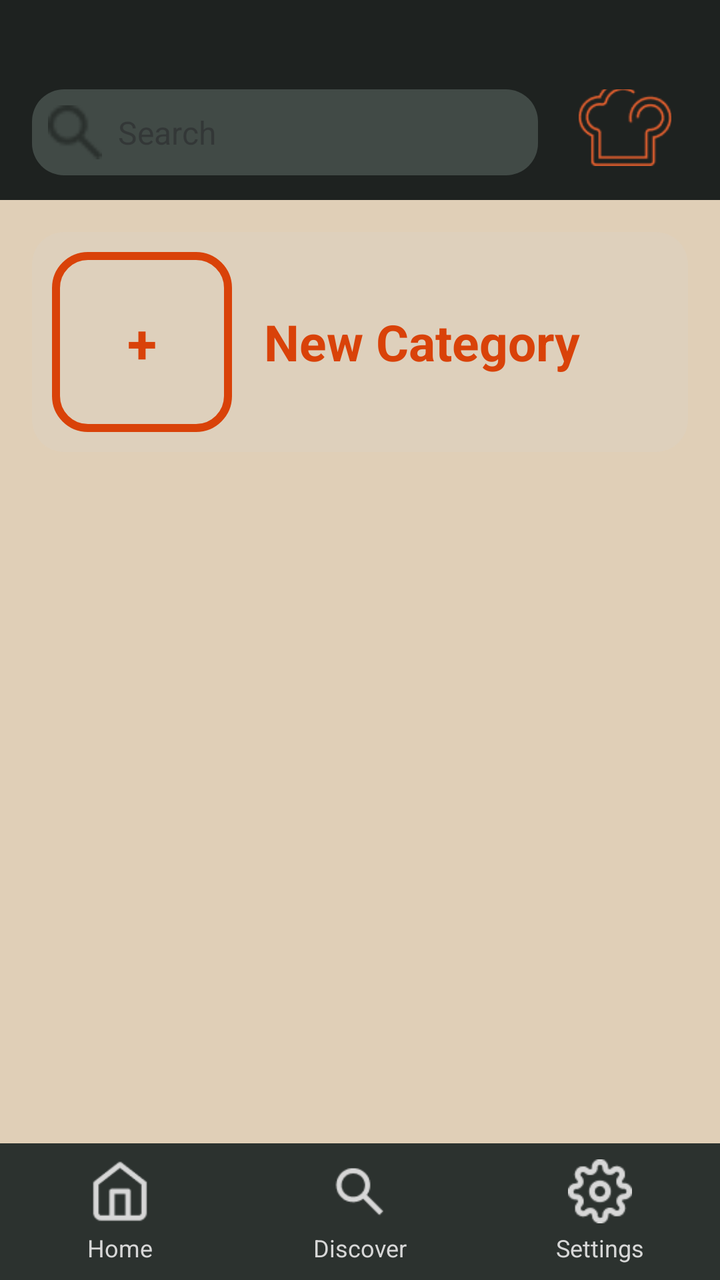
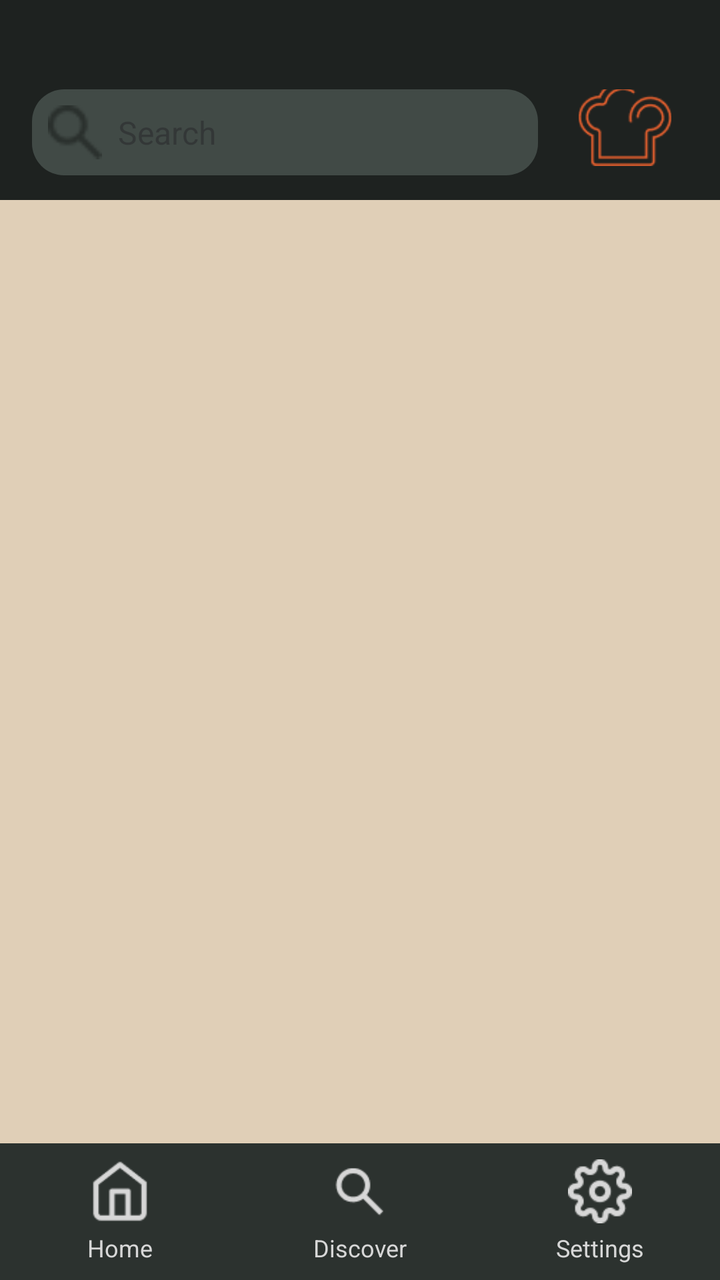

Two renders of the same Android screen: before a commit and after it. Below are the layout's source before the change and the commit's diff.
<!-- AndroidManifest.xml: application theme Theme.MealMate -->
<!-- res/layout/categories_saved.xml -->
<?xml version="1.0" encoding="utf-8"?>
<androidx.constraintlayout.widget.ConstraintLayout
    xmlns:android="http://schemas.android.com/apk/res/android"
    xmlns:app="http://schemas.android.com/apk/res-auto"
    xmlns:tools="http://schemas.android.com/tools"
    android:id="@+id/main"
    android:layout_width="match_parent"
    android:layout_height="match_parent"
    android:background="#E0CFB7"
    >

    
    <include
        android:id="@+id/search_header"
        layout="@layout/search_header"
        android:layout_width="0dp"
        android:layout_height="100dp"
        app:layout_constraintTop_toTopOf="parent"
        app:layout_constraintStart_toStartOf="parent"
        app:layout_constraintEnd_toEndOf="parent" />

    <include
        android:id="@+id/navigation_footer"
        layout="@layout/navigation_footer"
        android:layout_width="0dp"
        android:layout_height="wrap_content"
        app:layout_constraintBottom_toBottomOf="parent"
        app:layout_constraintStart_toStartOf="parent"
        app:layout_constraintEnd_toEndOf="parent" />

    <ScrollView

        android:layout_width="0dp"
        android:layout_height="0dp"
        app:layout_constraintTop_toBottomOf="@id/search_header"
        app:layout_constraintBottom_toTopOf="@id/navigation_footer"
        app:layout_constraintStart_toStartOf="parent"
        app:layout_constraintEnd_toEndOf="parent">
        <LinearLayout
            android:id="@+id/card_container"
            android:layout_width="match_parent"
            android:layout_height="wrap_content"
            android:orientation="vertical"
            android:padding="8dp">
            <include
                android:id="@+id/new_category_card"
                layout="@layout/categories_new_card" />

        </LinearLayout>
    </ScrollView>

</androidx.constraintlayout.widget.ConstraintLayout>
<!-- res/layout/search_header.xml (included above) -->
<?xml version="1.0" encoding="utf-8"?>
<LinearLayout
    xmlns:android="http://schemas.android.com/apk/res/android"
    xmlns:app="http://schemas.android.com/apk/res-auto"
    xmlns:tools="http://schemas.android.com/tools"
    android:layout_width="match_parent"
    android:layout_height="110dp"
    android:orientation="vertical"
    android:background="#1E2220"
    android:paddingTop="10dp"
    android:paddingBottom="10dp"
    tools:layout_editor_absoluteX="-4dp"
    tools:ignore="MissingConstraints">

    <TextView
        android:id="@+id/return_button"
        android:layout_width="wrap_content"
        android:layout_height="wrap_content"
        android:layout_marginStart="16dp"
        android:layout_marginBottom="8dp"
        android:text="&lt; Return"
        android:textColor="#FF5722"
        android:textSize="16sp"
        android:visibility="invisible"
        />

    <LinearLayout
        android:id="@+id/search_bar_container"
        android:layout_width="match_parent"
        android:layout_height="wrap_content"
        android:orientation="horizontal"
        android:paddingTop="5dp"
        >

        <include
            layout="@layout/search_bar"
            android:layout_width="0dp"
            android:layout_height="wrap_content"
            android:layout_marginEnd="16dp"
            android:layout_marginStart="16dp"
            android:layout_weight="1" />

        <ImageView
            android:paddingBottom="12dp"
            android:layout_width="55dp"
            android:layout_height="55dp"
            android:layout_gravity="center_vertical"
            android:layout_marginEnd="20dp"
            android:src="@drawable/logo_small" />
    </LinearLayout>
</LinearLayout>
<!-- res/layout/navigation_footer.xml (included above) -->
<?xml version="1.0" encoding="utf-8"?>
<LinearLayout
    xmlns:android="http://schemas.android.com/apk/res/android"
    xmlns:app="http://schemas.android.com/apk/res-auto"
    android:layout_width="match_parent"
    android:layout_height="wrap_content"
    android:orientation="horizontal"
    android:background="#2C322F"
    android:paddingTop="8dp"
    android:paddingBottom="8dp"
    android:gravity="center">

    
    <LinearLayout
        android:layout_width="0dp"
        android:layout_height="wrap_content"
        android:layout_weight="1"
        android:orientation="vertical"
        android:gravity="center">

        <ImageButton
            android:id="@+id/home_button"
            android:layout_width="32dp"
            android:layout_height="32dp"
            android:background="?android:attr/selectableItemBackground"
            android:src="@drawable/icon_home"
            android:scaleType="centerInside"
            app:tint="@color/button_tint_selector"
            android:contentDescription="Home" />

        <TextView
            android:layout_width="wrap_content"
            android:layout_height="wrap_content"
            android:text="Home"
            android:textColor="#D7D7D7"
            android:textSize="12sp"
            android:paddingTop="4dp"/>
    </LinearLayout>

    
    <LinearLayout
        android:layout_width="0dp"
        android:layout_height="wrap_content"
        android:layout_weight="1"
        android:orientation="vertical"
        android:gravity="center">

        <ImageButton
            android:id="@+id/discover_button"
            android:layout_width="32dp"
            android:layout_height="32dp"
            android:background="?android:attr/selectableItemBackground"
            android:src="@drawable/icon_discover"
            android:scaleType="centerInside"
            app:tint="@color/button_tint_selector"
            android:contentDescription="Discover" />

        <TextView
            android:layout_width="wrap_content"
            android:layout_height="wrap_content"
            android:text="Discover"
            android:textColor="#D7D7D7"
            android:textSize="12sp"
            android:paddingTop="4dp"/>
    </LinearLayout>

    
    <LinearLayout
        android:layout_width="0dp"
        android:layout_height="wrap_content"
        android:layout_weight="1"
        android:orientation="vertical"
        android:gravity="center">

        <ImageButton
            android:id="@+id/settings_button"
            android:layout_width="32dp"
            android:layout_height="32dp"
            android:background="?android:attr/selectableItemBackground"
            android:src="@drawable/icon_settings"
            android:scaleType="centerInside"
            app:tint="@color/button_tint_selector"
            android:contentDescription="Settings" />

        <TextView
            android:layout_width="wrap_content"
            android:layout_height="wrap_content"
            android:text="Settings"
            android:textColor="#D7D7D7"
            android:textSize="12sp"
            android:paddingTop="4dp"/>
    </LinearLayout>
</LinearLayout>
<!-- res/layout/categories_new_card.xml (included above) -->
<?xml version="1.0" encoding="utf-8"?>
<androidx.cardview.widget.CardView
    xmlns:android="http://schemas.android.com/apk/res/android"
    xmlns:app="http://schemas.android.com/apk/res-auto"
    android:layout_width="match_parent"
    android:layout_height="wrap_content"
    android:layout_margin="8dp"
    app:cardCornerRadius="16dp"
    app:cardElevation="0dp"
    android:backgroundTint="#DED0BC"
    android:clickable="true"
    android:focusable="true"
    android:foreground="?attr/selectableItemBackground">

    <LinearLayout
        android:layout_width="match_parent"
        android:layout_height="wrap_content"
        android:orientation="horizontal"
        android:padding="10dp">

        
        <LinearLayout
            android:layout_width="90dp"
            android:layout_height="90dp"
            android:layout_gravity="center_vertical"
            android:background="@drawable/rounded_outline"
            android:gravity="center">

            <TextView
                android:layout_width="wrap_content"
                android:layout_height="wrap_content"
                android:text="+"
                android:textColor="#D94209"
                android:textSize="27sp"
                android:textStyle="bold"/>
        </LinearLayout>

        
        <TextView
            android:id="@+id/item_title"
            android:layout_width="wrap_content"
            android:layout_height="wrap_content"
            android:layout_gravity="center_vertical"
            android:layout_marginStart="16dp"
            android:text="New Category"
            android:textColor="#D94209"
            android:textSize="25sp"
            android:textStyle="bold" />

    </LinearLayout>

</androidx.cardview.widget.CardView>
<!-- res/layout/search_bar.xml (included above) -->
<?xml version="1.0" encoding="utf-8"?>
<LinearLayout xmlns:android="http://schemas.android.com/apk/res/android"
    xmlns:app="http://schemas.android.com/apk/res-auto"
    xmlns:tools="http://schemas.android.com/tools"
    android:layout_width="match_parent"
    android:layout_height="wrap_content"
    android:background="@drawable/search_bar_background"
    android:orientation="horizontal"
    android:padding="8dp"
    android:gravity="center_vertical"
    tools:ignore="ExtraText">

    <ImageView
        android:id="@+id/search_icon_button"
        android:layout_marginLeft="5dp"
        android:layout_width="27dp"
        android:layout_height="27dp"
        android:src="@drawable/icon_search"
        android:layout_marginEnd="8dp"
        app:tint="#2A302D" />

    <EditText
        android:id="@+id/search_input"
        android:layout_width="0dp"
        android:layout_height="wrap_content"
        android:layout_weight="1"
        android:hint="Search"
        android:background="@android:color/transparent"
        android:textColor="#D0D0D0"
        android:inputType="text"
        android:padding="0dp"
        android:textSize="16sp"/>
</LinearLayout>
<!-- resources referenced by this layout -->
<resources>
  <!-- drawable icon_discover: png bitmap (drawable, 639 bytes) -->
  <!-- drawable icon_home: png bitmap (drawable, 614 bytes) -->
  <!-- drawable icon_search: png bitmap (drawable, 506 bytes) -->
  <!-- drawable icon_settings: png bitmap (drawable, 1004 bytes) -->
  <!-- drawable logo_small: png bitmap (drawable, 2000 bytes) -->
  <!-- drawable rounded_outline (drawable) -->
  <?xml version="1.0" encoding="utf-8"?>
  <shape xmlns:android="http://schemas.android.com/apk/res/android">
      <solid android:color="#DED0BC" /> 
      <stroke android:width="4dp" android:color="#D94209" /> 
      <corners android:radius="16dp" /> 
  </shape>
  <!-- drawable search_bar_background (drawable) -->
  <?xml version="1.0" encoding="utf-8"?>
  <shape xmlns:android="http://schemas.android.com/apk/res/android">
      <solid android:color="#414A46"/>
      <corners android:radius="16dp"/>
  </shape>
  <style name="Theme.MealMate" parent="Base.Theme.MealMate" />
  <style name="Base.Theme.MealMate" parent="Theme.Material3.DayNight.NoActionBar">
          
          
      </style>
</resources>

<!-- the commit's change to res/layout/categories_saved.xml (unified diff, before → after) -->
@@ -1,13 +1,10 @@
 <?xml version="1.0" encoding="utf-8"?>
-<androidx.constraintlayout.widget.ConstraintLayout
-    xmlns:android="http://schemas.android.com/apk/res/android"
+<androidx.constraintlayout.widget.ConstraintLayout xmlns:android="http://schemas.android.com/apk/res/android"
     xmlns:app="http://schemas.android.com/apk/res-auto"
-    xmlns:tools="http://schemas.android.com/tools"
     android:id="@+id/main"
     android:layout_width="match_parent"
     android:layout_height="match_parent"
-    android:background="#E0CFB7"
-    >
+    android:background="#E0CFB7">
 
     
     <include
@@ -37,14 +34,14 @@
         app:layout_constraintStart_toStartOf="parent"
         app:layout_constraintEnd_toEndOf="parent">
         <LinearLayout
-            android:id="@+id/card_container"
+            android:id="@+id/card_container_categories"
             android:layout_width="match_parent"
             android:layout_height="wrap_content"
             android:orientation="vertical"
             android:padding="8dp">
-            <include
-                android:id="@+id/new_category_card"
-                layout="@layout/categories_new_card" />
+
+
+
 
         </LinearLayout>
     </ScrollView>
@@ -52,9 +49,7 @@
 </androidx.constraintlayout.widget.ConstraintLayout>
 <!-- res/layout/search_header.xml (included above) -->
 <?xml version="1.0" encoding="utf-8"?>
-<LinearLayout
-    xmlns:android="http://schemas.android.com/apk/res/android"
-    xmlns:app="http://schemas.android.com/apk/res-auto"
+<LinearLayout xmlns:android="http://schemas.android.com/apk/res/android"
     xmlns:tools="http://schemas.android.com/tools"
     android:layout_width="match_parent"
     android:layout_height="110dp"
@@ -196,59 +191,6 @@
             android:paddingTop="4dp"/>
     </LinearLayout>
 </LinearLayout>
-<!-- res/layout/categories_new_card.xml (included above) -->
-<?xml version="1.0" encoding="utf-8"?>
-<androidx.cardview.widget.CardView
-    xmlns:android="http://schemas.android.com/apk/res/android"
-    xmlns:app="http://schemas.android.com/apk/res-auto"
-    android:layout_width="match_parent"
-    android:layout_height="wrap_content"
-    android:layout_margin="8dp"
-    app:cardCornerRadius="16dp"
-    app:cardElevation="0dp"
-    android:backgroundTint="#DED0BC"
-    android:clickable="true"
-    android:focusable="true"
-    android:foreground="?attr/selectableItemBackground">
-
-    <LinearLayout
-        android:layout_width="match_parent"
-        android:layout_height="wrap_content"
-        android:orientation="horizontal"
-        android:padding="10dp">
-
-        
-        <LinearLayout
-            android:layout_width="90dp"
-            android:layout_height="90dp"
-            android:layout_gravity="center_vertical"
-            android:background="@drawable/rounded_outline"
-            android:gravity="center">
-
-            <TextView
-                android:layout_width="wrap_content"
-                android:layout_height="wrap_content"
-                android:text="+"
-                android:textColor="#D94209"
-                android:textSize="27sp"
-                android:textStyle="bold"/>
-        </LinearLayout>
-
-        
-        <TextView
-            android:id="@+id/item_title"
-            android:layout_width="wrap_content"
-            android:layout_height="wrap_content"
-            android:layout_gravity="center_vertical"
-            android:layout_marginStart="16dp"
-            android:text="New Category"
-            android:textColor="#D94209"
-            android:textSize="25sp"
-            android:textStyle="bold" />
-
-    </LinearLayout>
-
-</androidx.cardview.widget.CardView>
 <!-- res/layout/search_bar.xml (included above) -->
 <?xml version="1.0" encoding="utf-8"?>
 <LinearLayout xmlns:android="http://schemas.android.com/apk/res/android"
<!-- resource entries referenced after the edit -->
@@ -5,13 +5,6 @@
   <!-- drawable icon_search: png bitmap (drawable, 506 bytes) -->
   <!-- drawable icon_settings: png bitmap (drawable, 1004 bytes) -->
   <!-- drawable logo_small: png bitmap (drawable, 2000 bytes) -->
-  <!-- drawable rounded_outline (drawable) -->
-  <?xml version="1.0" encoding="utf-8"?>
-  <shape xmlns:android="http://schemas.android.com/apk/res/android">
-      <solid android:color="#DED0BC" /> 
-      <stroke android:width="4dp" android:color="#D94209" /> 
-      <corners android:radius="16dp" /> 
-  </shape>
   <!-- drawable search_bar_background (drawable) -->
   <?xml version="1.0" encoding="utf-8"?>
   <shape xmlns:android="http://schemas.android.com/apk/res/android">
